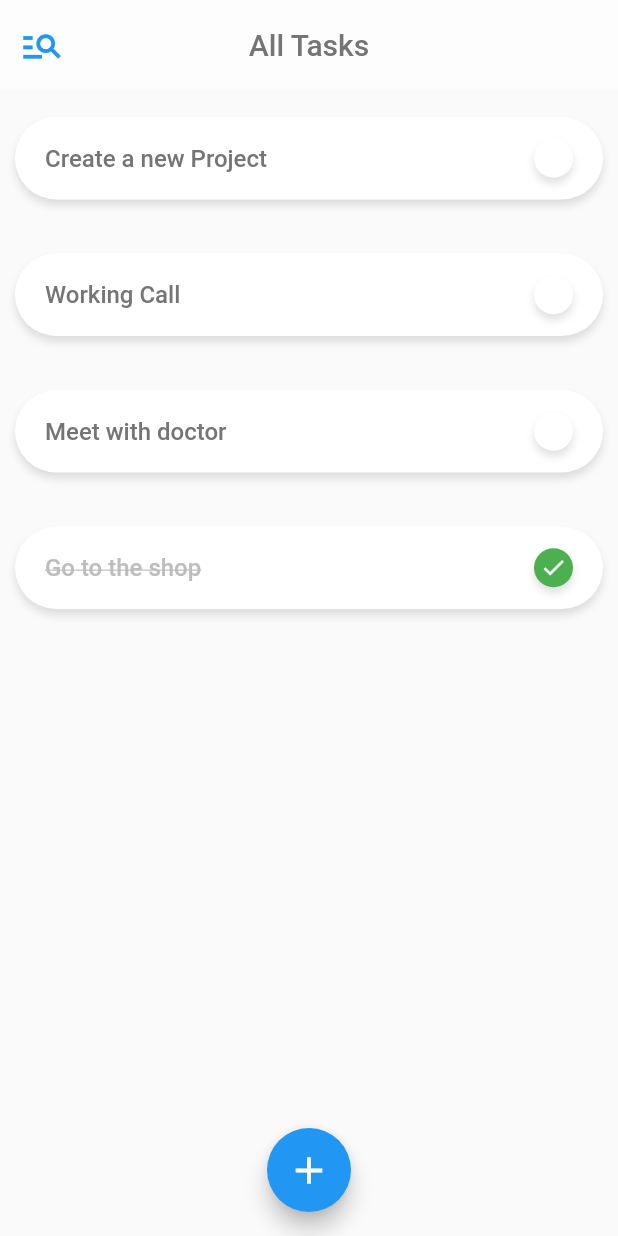
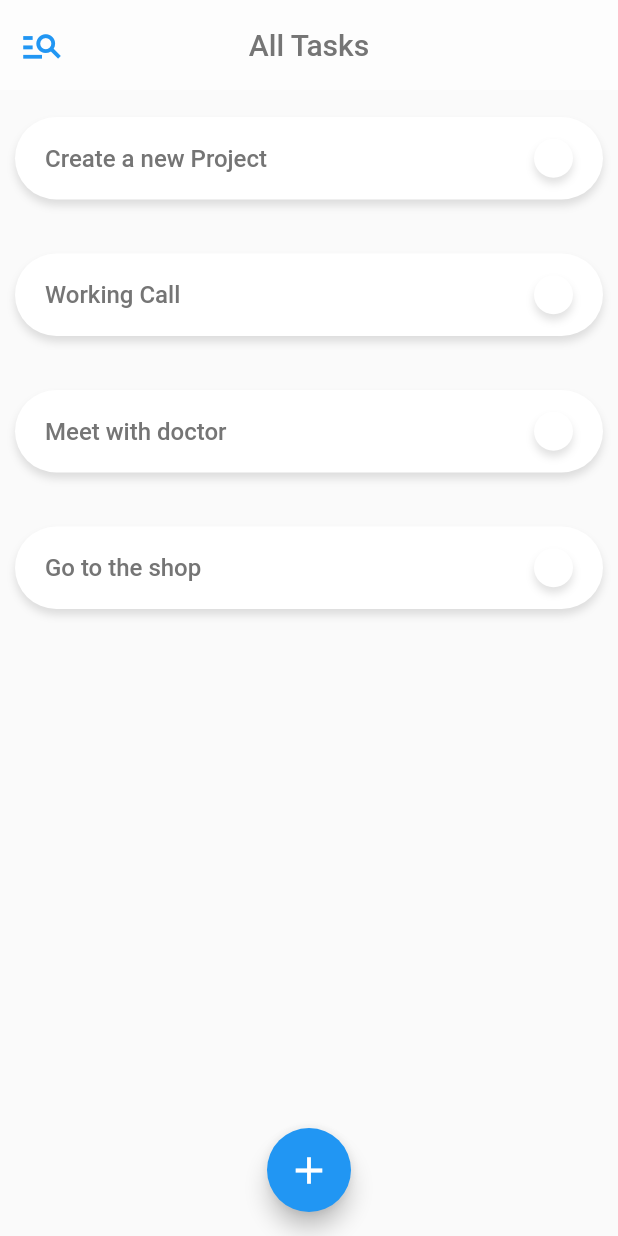
Before and after one commit to arshiyankhan/What-to-do, a Flutter app: the screen it shows after launch, on a phone screen of 412 x 824 dp. Run offline on Flutter 3.47's test engine with Material 2 defaults, Android fonts, the phone set to English and light mode, and no system bars.

Commit message:
code changes

```diff
--- a/lib/main.dart
+++ b/lib/main.dart
@@ -9,14 +9,19 @@ void main() {
   ));
 }
 
-class HomeScreen extends StatelessWidget {
+class HomeScreen extends StatefulWidget {
   HomeScreen({Key? key}) : super(key: key);
 
+  @override
+  State<HomeScreen> createState() => _HomeScreenState();
+}
+
+class _HomeScreenState extends State<HomeScreen> {
   List<Task> tasks_data = [
     Task('Create a new Project', false),
     Task('Working Call', false),
     Task('Meet with doctor', false),
-    Task('Go to the shop', true)
+    Task('Go to the shop', false)
   ];
 
   @override
@@ -54,6 +59,11 @@ class HomeScreen extends StatelessWidget {
           itemBuilder: (((context, index) {
             return TaskCard(
               task: tasks_data[index],
+              onTap: (){
+                setState(() {
+                  tasks_data[index].isCompleted =!tasks_data[index].isCompleted;
+                });
+              },
             );
           }
           )
--- a/lib/widgets/task_card.dart
+++ b/lib/widgets/task_card.dart
@@ -1,16 +1,12 @@
 import 'package:flutter/material.dart';
 import 'package:what_to_do_app/data/task.dart';
 
-class TaskCard extends StatefulWidget {
-  TaskCard({ Key? key, required this.task }) : super(key: key);
 
+class TaskCard extends StatelessWidget {
+  TaskCard({ Key? key,required this.task, required this.onTap }) : super(key: key);
+  Function onTap;
   Task task;
 
-  @override
-  _TaskCardState createState() => _TaskCardState();
-}
-
-class _TaskCardState extends State<TaskCard> {
   @override
   Widget build(BuildContext context) {
     return Container(
@@ -30,18 +26,16 @@ class _TaskCardState extends State<TaskCard> {
         ),
         child: TextButton(
           onPressed: (){
-            setState(() {
-              widget.task.isCompleted=!widget.task.isCompleted;
-            });
+              onTap();
           },
           child: Row(
             children: [
               Text(
-            widget.task.title,
+            task.title,
             style: TextStyle(
               fontSize: 16,
-              color: widget.task.isCompleted?Colors.grey[400]:Colors.grey[600],
-              decoration: widget.task.isCompleted?TextDecoration.lineThrough:TextDecoration.none,
+              color: task.isCompleted?Colors.grey[400]:Colors.grey[600],
+              decoration: task.isCompleted?TextDecoration.lineThrough:TextDecoration.none,
             ),
             ),
             Spacer(),
@@ -54,7 +48,7 @@ class _TaskCardState extends State<TaskCard> {
               size: 18
               ),
               decoration: BoxDecoration(
-                color: widget.task.isCompleted?Colors.green:Colors.white,
+                color: task.isCompleted?Colors.green:Colors.white,
                 borderRadius: BorderRadius.all(Radius.circular(100)),
                 boxShadow: [
                   BoxShadow(
```
